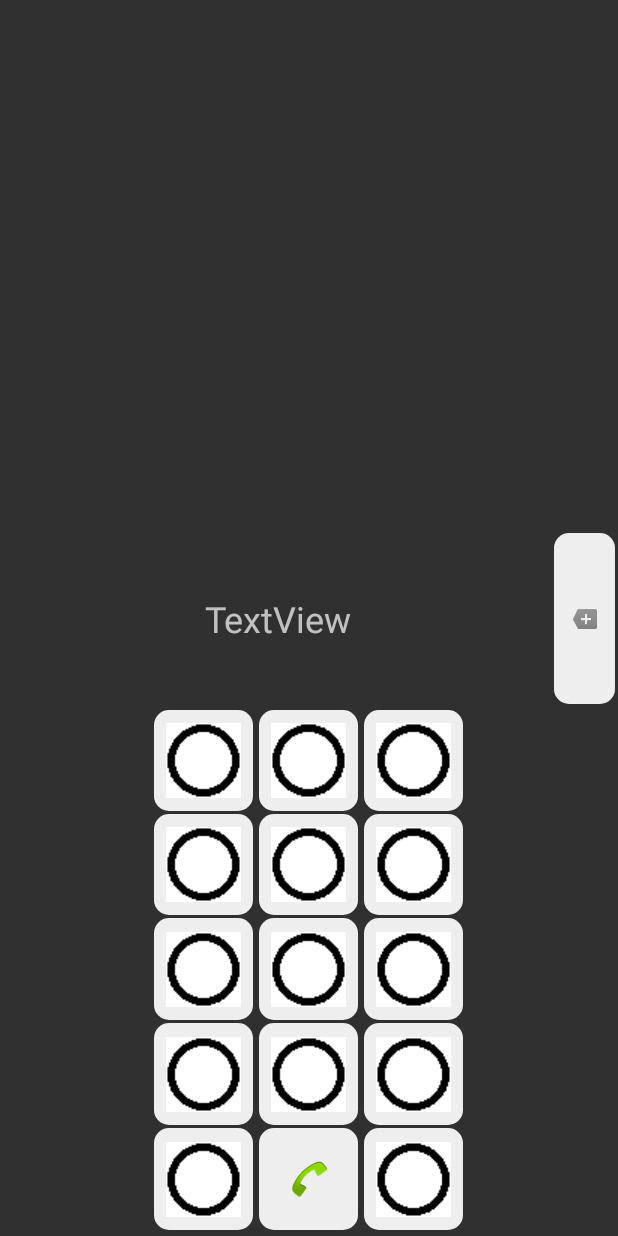
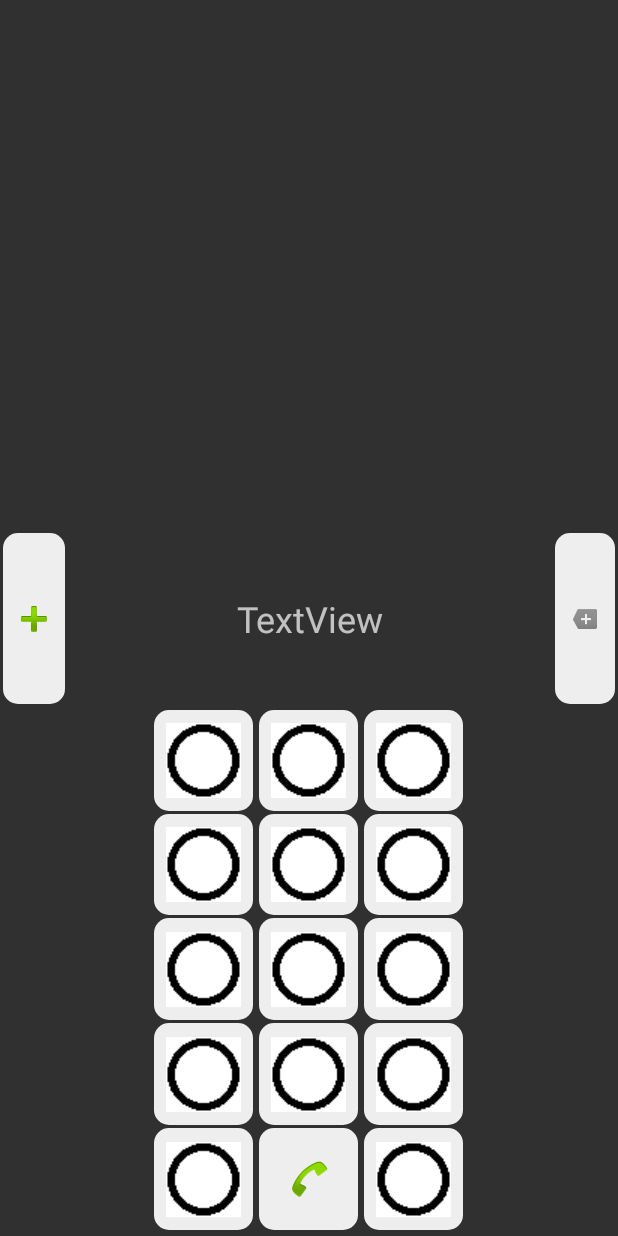
Before and after one commit to JeongJiUng/VoiceShow, an Android app: the screen it shows after launch (MainActivity), on a phone screen of 412 x 824 dp. Run offline under Robolectric (Android 15) with nearby library versions, the phone set to English and light mode, and no system bars.

Commit message:
전화통화기능 추가
다이얼 버튼 눌러서 통화 기능 사용 가능
퍼미션 다이얼로그 박스 추가

```diff
--- a/app/src/main/res/layout/activity_main.xml
+++ b/app/src/main/res/layout/activity_main.xml
@@ -28,12 +28,21 @@
             android:orientation="horizontal"
             android:padding="2dp">
 
+            <ImageButton
+                android:id="@+id/ADD_PHONE_NUM"
+                android:layout_width="match_parent"
+                android:layout_height="match_parent"
+                android:layout_weight="9"
+                android:background="@drawable/rectangle_button"
+                app:srcCompat="@android:drawable/ic_input_add" />
+
             <TextView
                 android:id="@+id/TEXT_PHONE_NUM"
                 android:layout_width="match_parent"
                 android:layout_height="match_parent"
-                android:layout_weight="1"
+                android:layout_weight="2"
                 android:gravity="center"
+                android:phoneNumber="true"
                 android:text="TextView"
                 android:textAlignment="center"
                 android:textAllCaps="false"
@@ -45,6 +54,7 @@
                 android:layout_height="match_parent"
                 android:layout_weight="9"
                 android:background="@drawable/rectangle_button"
+                android:onClick="onClick"
                 app:srcCompat="@android:drawable/stat_notify_more" />
         </LinearLayout>
 
@@ -77,6 +87,7 @@
                     android:layout_weight="0"
                     android:background="@drawable/rectangle_button"
                     android:elevation="0dp"
+                    android:onClick="onClick"
                     app:srcCompat="@drawable/temp_keypad"
                     tools:layout_editor_absoluteX="20dp"
                     tools:layout_editor_absoluteY="200dp" />
@@ -89,6 +100,7 @@
                     android:layout_marginRight="2dp"
                     android:layout_weight="0"
                     android:background="@drawable/rectangle_button"
+                    android:onClick="onClick"
                     app:srcCompat="@drawable/temp_keypad" />
 
                 <ImageButton
@@ -99,6 +111,7 @@
                     android:layout_marginRight="2dp"
                     android:layout_weight="0"
                     android:background="@drawable/rectangle_button"
+                    android:onClick="onClick"
                     app:srcCompat="@drawable/temp_keypad" />
             </TableRow>
 
@@ -117,6 +130,7 @@
                     android:layout_marginRight="2dp"
                     android:layout_weight="0"
                     android:background="@drawable/rectangle_button"
+                    android:onClick="onClick"
                     app:srcCompat="@drawable/temp_keypad"
                     tools:layout_editor_absoluteX="20dp"
                     tools:layout_editor_absoluteY="200dp" />
@@ -129,6 +143,7 @@
                     android:layout_marginRight="2dp"
                     android:layout_weight="0"
                     android:background="@drawable/rectangle_button"
+                    android:onClick="onClick"
                     app:srcCompat="@drawable/temp_keypad" />
 
                 <ImageButton
@@ -139,6 +154,7 @@
                     android:layout_marginRight="2dp"
                     android:layout_weight="0"
                     android:background="@drawable/rectangle_button"
+                    android:onClick="onClick"
                     app:srcCompat="@drawable/temp_keypad" />
             </TableRow>
 
@@ -157,6 +173,7 @@
                     android:layout_marginRight="2dp"
                     android:layout_weight="0"
                     android:background="@drawable/rectangle_button"
+                    android:onClick="onClick"
                     app:srcCompat="@drawable/temp_keypad"
                     tools:layout_editor_absoluteX="20dp"
                     tools:layout_editor_absoluteY="200dp" />
@@ -169,6 +186,7 @@
                     android:layout_marginRight="2dp"
                     android:layout_weight="0"
                     android:background="@drawable/rectangle_button"
+                    android:onClick="onClick"
                     app:srcCompat="@drawable/temp_keypad" />
 
                 <ImageButton
@@ -179,6 +197,7 @@
                     android:layout_marginRight="2dp"
                     android:layout_weight="0"
                     android:background="@drawable/rectangle_button"
+                    android:onClick="onClick"
                     app:srcCompat="@drawable/temp_keypad" />
             </TableRow>
 
@@ -197,6 +216,7 @@
                     android:layout_marginRight="2dp"
                     android:layout_weight="0"
                     android:background="@drawable/rectangle_button"
+                    android:onClick="onClick"
                     app:srcCompat="@drawable/temp_keypad"
                     tools:layout_editor_absoluteX="20dp"
                     tools:layout_editor_absoluteY="200dp" />
@@ -209,6 +229,7 @@
                     android:layout_marginRight="2dp"
                     android:layout_weight="0"
                     android:background="@drawable/rectangle_button"
+                    android:onClick="onClick"
                     app:srcCompat="@drawable/temp_keypad" />
 
                 <ImageButton
@@ -219,6 +240,7 @@
                     android:layout_marginRight="2dp"
                     android:layout_weight="0"
                     android:background="@drawable/rectangle_button"
+                    android:onClick="onClick"
                     app:srcCompat="@drawable/temp_keypad" />
             </TableRow>
 
@@ -237,6 +259,7 @@
                     android:layout_marginRight="2dp"
                     android:layout_weight="0"
                     android:background="@drawable/rectangle_button"
+                    android:onClick="onClick"
                     app:srcCompat="@drawable/temp_keypad"
                     tools:layout_editor_absoluteX="20dp"
                     tools:layout_editor_absoluteY="200dp" />
@@ -249,6 +272,7 @@
                     android:layout_marginRight="2dp"
                     android:layout_weight="0"
                     android:background="@drawable/rectangle_button"
+                    android:onClick="onClick"
                     app:srcCompat="@android:drawable/sym_action_call" />
 
                 <ImageButton
@@ -259,6 +283,7 @@
                     android:layout_marginRight="2dp"
                     android:layout_weight="0"
                     android:background="@drawable/rectangle_button"
+                    android:onClick="onClick"
                     app:srcCompat="@drawable/temp_keypad" />
 
             </TableRow>
```
Also changed, not shown: app/src/main/java/com/example/workbench/VoiceShow/MainActivity.java (+70 -5 lines).
